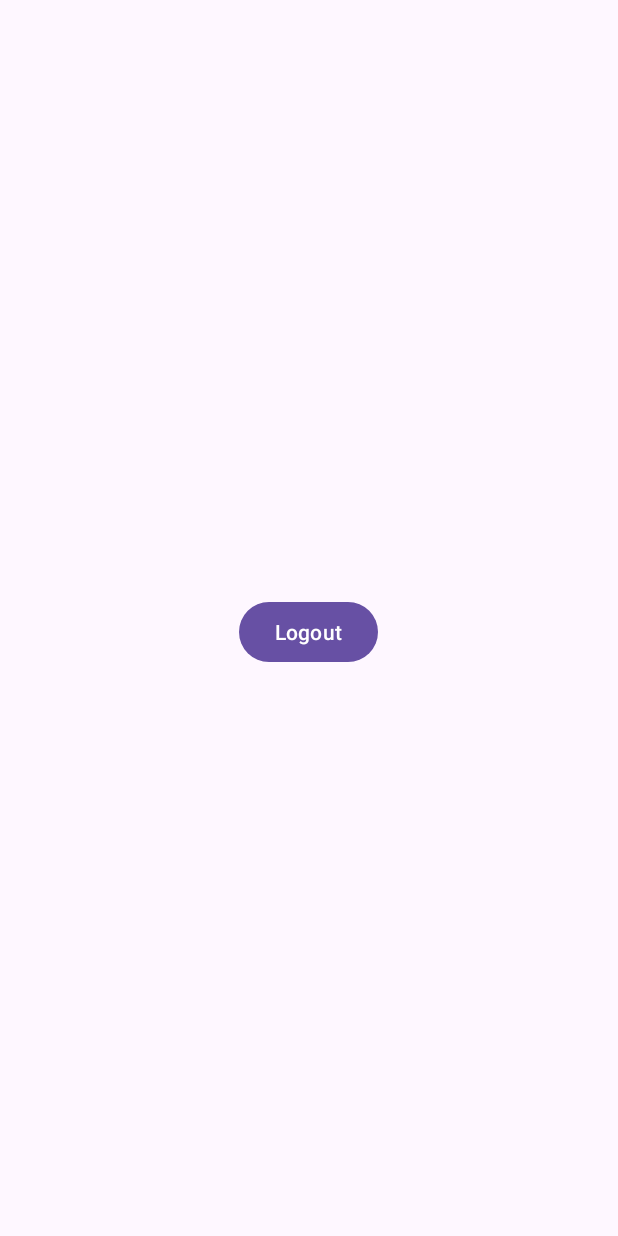
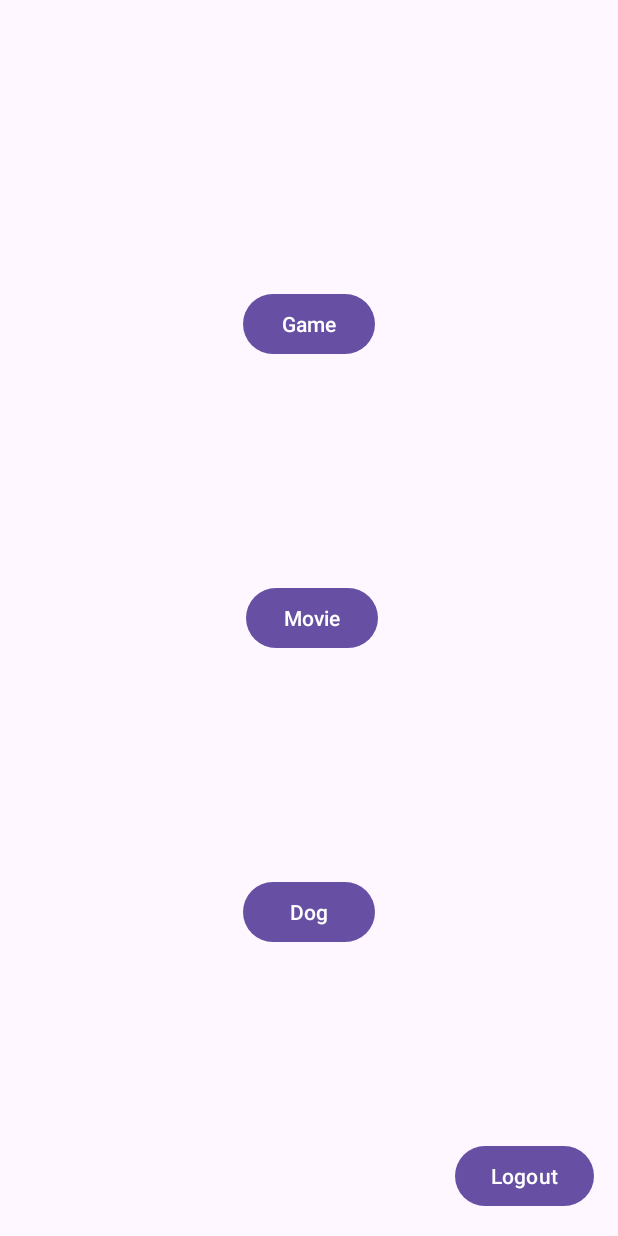
Before and after one commit to TomRuisseau/Android-Tournament, an Android app: the screen it shows after launch once a user with an empty profile is signed in (MainActivity before the commit, Menu after it), on a phone screen of 412 x 824 dp. Run offline under Robolectric (Android 15) with nearby library versions, the light colour scheme and no system bars; our stand-ins replace Firebase (no records; nobody signed in at launch, a user with empty details on screens opened directly).

Commit message:
Menu activity

```diff
--- a/app/src/main/AndroidManifest.xml
+++ b/app/src/main/AndroidManifest.xml
@@ -3,6 +3,7 @@
     xmlns:tools="http://schemas.android.com/tools">
 
     <uses-permission android:name="android.permission.INTERNET" />
+
     <application
         android:allowBackup="true"
         android:dataExtractionRules="@xml/data_extraction_rules"
@@ -13,6 +14,9 @@
         android:supportsRtl="true"
         android:theme="@style/Theme.Tournament"
         tools:targetApi="31">
+        <activity
+            android:name=".Menu"
+            android:exported="false" />
         <activity
             android:name=".Register"
             android:exported="false" />
--- a/app/src/main/java/com/example/tournament/Login.java
+++ b/app/src/main/java/com/example/tournament/Login.java
@@ -33,7 +33,7 @@ public class Login extends AppCompatActivity {
         FirebaseUser currentUser = mAuth.getCurrentUser();
         if(currentUser != null){
             Toast.makeText(getApplicationContext(), "Welcome back", Toast.LENGTH_SHORT).show();
-            Intent intent = new Intent(getApplicationContext(), MainActivity.class);
+            Intent intent = new Intent(getApplicationContext(), Menu.class);
             startActivity(intent);
             finish();
         }
@@ -77,7 +77,7 @@ public class Login extends AppCompatActivity {
                                 progressBar.setVisibility(View.GONE);
                                 if (task.isSuccessful()) {
                                     Toast.makeText(getApplicationContext(), "Login Successful", Toast.LENGTH_SHORT).show();
-                                    Intent intent = new Intent(getApplicationContext(), MainActivity.class);
+                                    Intent intent = new Intent(getApplicationContext(), Menu.class);
                                     startActivity(intent);
                                     finish();
                                 } else {
--- a/app/src/main/java/com/example/tournament/MainActivity.java
+++ b/app/src/main/java/com/example/tournament/MainActivity.java
@@ -12,42 +12,8 @@ import com.google.firebase.auth.FirebaseAuth;
 import com.google.firebase.auth.FirebaseUser;
 
 public class MainActivity extends AppCompatActivity {
-
-    FirebaseAuth auth;
-    Button button;
-    TextView textView;
-    FirebaseUser user;
-
-    @Override
     protected void onCreate(Bundle savedInstanceState) {
         super.onCreate(savedInstanceState);
-        setContentView(R.layout.activity_main);
-
-        //Initialize variables
-
-        auth = FirebaseAuth.getInstance();
-        button = findViewById(R.id.logout);
-        textView = findViewById(R.id.user_details);
-        user = auth.getCurrentUser();
-
-        //if no user connected, go back to login activity
-        if(user == null){
-            Intent intent= new Intent(getApplicationContext(), Login.class);
-            startActivity(intent);
-            finish();
-        }
-        else{
-            textView.setText(user.getEmail());
-        }
-
-        button.setOnClickListener(new View.OnClickListener() {
-            @Override
-            public void onClick(View view) {
-                auth.signOut();
-                Intent intent= new Intent(getApplicationContext(), Login.class);
-                startActivity(intent);
-                finish();
-            }
-        });
+        setContentView(R.layout.activity_menu);
     }
 }
--- /dev/null
+++ b/app/src/main/java/com/example/tournament/Menu.java
@@ -0,0 +1,67 @@
+package com.example.tournament;
+
+import androidx.appcompat.app.AppCompatActivity;
+
+import android.content.Intent;
+import android.os.Bundle;
+import android.view.View;
+import android.widget.Button;
+import android.widget.TextView;
+
+import com.google.firebase.auth.FirebaseAuth;
+import com.google.firebase.auth.FirebaseUser;
+
+public class Menu extends AppCompatActivity {
+
+    FirebaseAuth auth;
+    Button logoutBtn;
+    TextView textView;
+    FirebaseUser user;
+
+    Button dogBtn;
+    Button movieBtn;
+    Button gameBtn;
+
+    @Override
+    protected void onCreate(Bundle savedInstanceState) {
+        super.onCreate(savedInstanceState);
+        setContentView(R.layout.activity_menu);
+
+        //Initialize variables
+
+        auth = FirebaseAuth.getInstance();
+        logoutBtn = findViewById(R.id.logout);
+        textView = findViewById(R.id.temp);
+        user = auth.getCurrentUser();
+        dogBtn = findViewById(R.id.btn_dog);
+        movieBtn = findViewById(R.id.btn_movie);
+        gameBtn = findViewById(R.id.btn_game);
+
+        //if no user connected, go back to login activity
+        if(user == null){
+            Intent intent= new Intent(getApplicationContext(), Login.class);
+            startActivity(intent);
+            finish();
+        }
+        else{
+            textView.setText(user.getEmail());
+        }
+
+        logoutBtn.setOnClickListener(new View.OnClickListener() {
+            @Override
+            public void onClick(View view) {
+                auth.signOut();
+                Intent intent= new Intent(getApplicationContext(), Login.class);
+                startActivity(intent);
+                finish();
+            }
+        });
+
+    }
+
+    private void chooseActivity(String activity){
+        Intent intent = new Intent(getApplicationContext(), MainActivity.class);
+        intent.putExtra("activity", activity);
+        startActivity(intent);
+    }
+}
--- a/app/src/main/java/com/example/tournament/Register.java
+++ b/app/src/main/java/com/example/tournament/Register.java
@@ -33,7 +33,7 @@ public class Register extends AppCompatActivity {
         FirebaseUser currentUser = mAuth.getCurrentUser();
         if(currentUser != null){
             Toast.makeText(getApplicationContext(), "Welcome back", Toast.LENGTH_SHORT).show();
-            Intent intent = new Intent(getApplicationContext(), MainActivity.class);
+            Intent intent = new Intent(getApplicationContext(), Menu.class);
             startActivity(intent);
             finish();
         }
--- a/app/src/main/res/layout/activity_main.xml
+++ b/app/src/main/res/layout/activity_main.xml
@@ -1,22 +1,22 @@
 <?xml version="1.0" encoding="utf-8"?>
-<LinearLayout xmlns:android="http://schemas.android.com/apk/res/android"
+<androidx.constraintlayout.widget.ConstraintLayout xmlns:android="http://schemas.android.com/apk/res/android"
     xmlns:app="http://schemas.android.com/apk/res-auto"
     xmlns:tools="http://schemas.android.com/tools"
+    android:id="@+id/linearLayout"
     android:layout_width="match_parent"
     android:layout_height="match_parent"
-    android:orientation="vertical"
     android:gravity="center"
     tools:context=".MainActivity">
 
     <TextView
-        android:id="@+id/user_details"
+        android:id="@+id/temp"
         android:layout_width="wrap_content"
         android:layout_height="wrap_content"
-        android:text="Hello World!" />
+        android:layout_marginStart="16dp"
+        android:layout_marginTop="16dp"
+        android:text="Hello World!"
+        app:layout_constraintStart_toStartOf="parent"
+        app:layout_constraintTop_toTopOf="parent"
+        app:layout_constraintVertical_chainStyle="packed" />
 
-    <Button
-        android:id="@+id/logout"
-        android:text="@string/logout"
-        android:layout_width="wrap_content"
-        android:layout_height="wrap_content"/>
-</LinearLayout>
+</androidx.constraintlayout.widget.ConstraintLayout>
--- /dev/null
+++ b/app/src/main/res/layout/activity_menu.xml
@@ -0,0 +1,62 @@
+<?xml version="1.0" encoding="utf-8"?>
+<androidx.constraintlayout.widget.ConstraintLayout xmlns:android="http://schemas.android.com/apk/res/android"
+    xmlns:app="http://schemas.android.com/apk/res-auto"
+    xmlns:tools="http://schemas.android.com/tools"
+    android:id="@+id/linearLayout"
+    android:layout_width="match_parent"
+    android:layout_height="match_parent"
+    android:gravity="center"
+    tools:context=".Menu">
+
+    <TextView
+        android:id="@+id/temp"
+        android:layout_width="wrap_content"
+        android:layout_height="wrap_content"
+        android:layout_marginStart="16dp"
+        android:layout_marginTop="16dp"
+        android:text="Hello World!"
+        app:layout_constraintStart_toStartOf="parent"
+        app:layout_constraintTop_toTopOf="parent"
+        app:layout_constraintVertical_chainStyle="packed" />
+
+    <Button
+        android:id="@+id/logout"
+        android:layout_width="wrap_content"
+        android:layout_height="wrap_content"
+        android:layout_marginEnd="16dp"
+        android:layout_marginBottom="16dp"
+        android:text="@string/logout"
+        app:layout_constraintBottom_toBottomOf="parent"
+        app:layout_constraintEnd_toEndOf="parent" />
+
+    <Button
+        android:id="@+id/btn_dog"
+        android:layout_width="wrap_content"
+        android:layout_height="wrap_content"
+        android:layout_marginBottom="192dp"
+        android:text="@string/dog"
+        app:layout_constraintBottom_toBottomOf="parent"
+        app:layout_constraintEnd_toEndOf="parent"
+        app:layout_constraintStart_toStartOf="parent" />
+
+    <Button
+        android:id="@+id/btn_movie"
+        android:layout_width="wrap_content"
+        android:layout_height="wrap_content"
+        android:text="@string/movie"
+        app:layout_constraintBottom_toTopOf="@+id/btn_dog"
+        app:layout_constraintEnd_toEndOf="parent"
+        app:layout_constraintHorizontal_bias="0.507"
+        app:layout_constraintStart_toStartOf="parent"
+        app:layout_constraintTop_toBottomOf="@+id/btn_game" />
+
+    <Button
+        android:id="@+id/btn_game"
+        android:layout_width="wrap_content"
+        android:layout_height="wrap_content"
+        android:layout_marginTop="192dp"
+        android:text="@string/game"
+        app:layout_constraintEnd_toEndOf="parent"
+        app:layout_constraintStart_toStartOf="parent"
+        app:layout_constraintTop_toTopOf="parent" />
+</androidx.constraintlayout.widget.ConstraintLayout>
--- a/app/src/main/res/values/strings.xml
+++ b/app/src/main/res/values/strings.xml
@@ -7,4 +7,8 @@
     <string name="click_to_login">Click to login</string>
     <string name="click_to_register">Click to register</string>
     <string name="logout">Logout</string>
+    <string name="dogs">Dogs</string>
+    <string name="dog">Dog</string>
+    <string name="movie">Movie</string>
+    <string name="game">Game</string>
 </resources>
```
